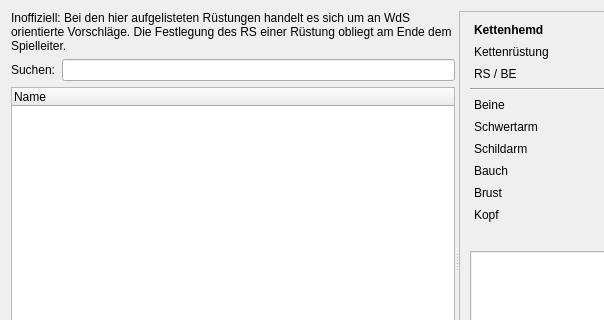
Aeolitus/Sephrasto, file designer/CharakterRuestungPicker.ui: the form before one commit; both pictures show x 0 to 604 and y 0 to 320 of the 928 by 522 pixel window.
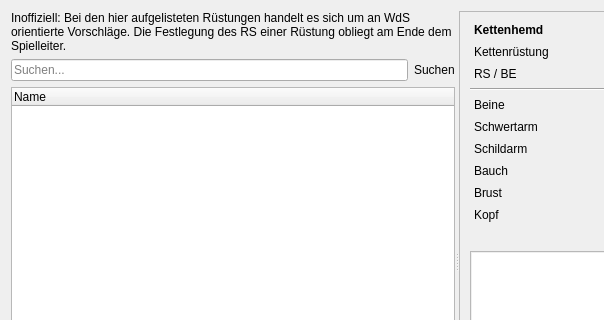
The form after the commit.

What changed in the file:
```diff
--- a/designer/CharakterRuestungPicker.ui
+++ b/designer/CharakterRuestungPicker.ui
@@ -45,16 +45,26 @@
        </item>
        <item>
         <layout class="QHBoxLayout" name="filterLayout">
+         <item>
+          <widget class="QLineEdit" name="nameFilterEdit">
+           <property name="placeholderText">
+            <string>Suchen...</string>
+           </property>
+           <property name="clearButtonEnabled">
+            <bool>true</bool>
+           </property>
+          </widget>
+         </item>
          <item>
           <widget class="QLabel" name="labelFilter">
            <property name="text">
-            <string>Suchen:</string>
+            <string>Suchen</string>
+           </property>
+           <property name="class" stdset="0">
+            <string>icon</string>
            </property>
           </widget>
          </item>
-         <item>
-          <widget class="QLineEdit" name="nameFilterEdit"/>
-         </item>
         </layout>
        </item>
        <item>
```
Left out of the diff: 6 changed lines with no effect on the pictures.
